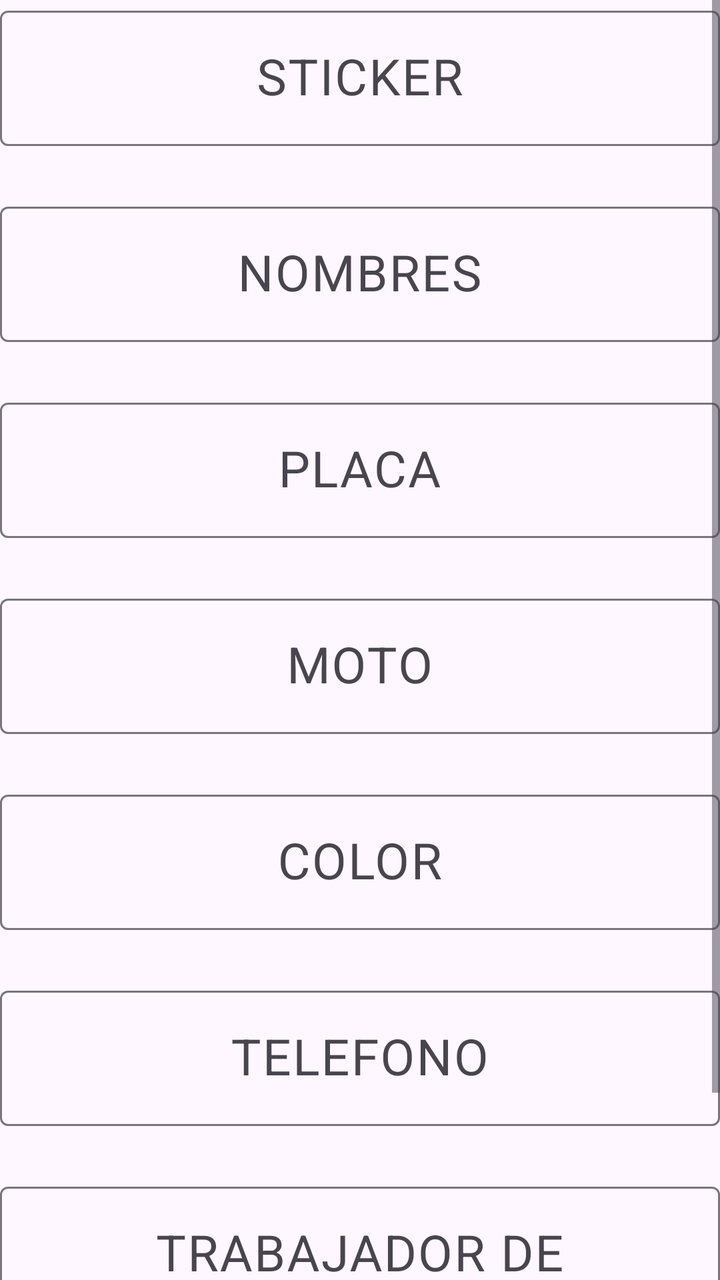
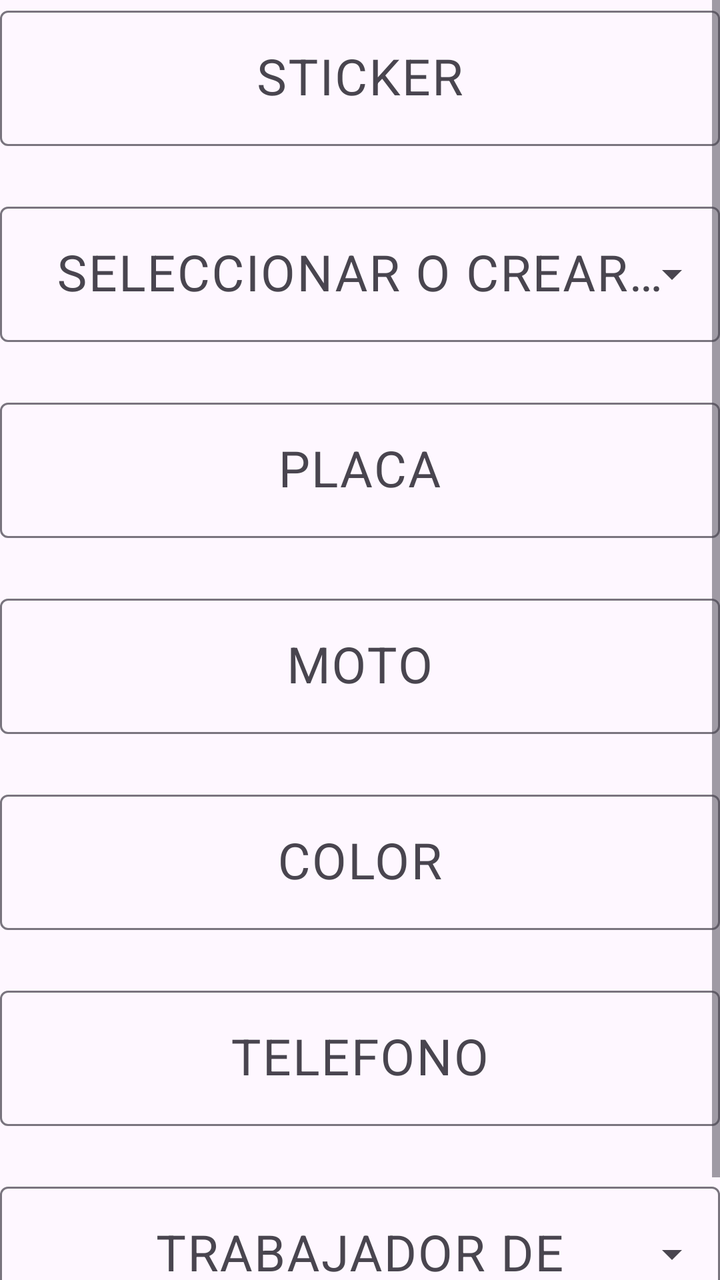

Screens rendered from an Android XML layout before and after an edit, with the pre-edit source and the edit as a unified diff.
<!-- AndroidManifest.xml: application theme Theme.MOTOS -->
<!-- res/layout/activity_crud_moto.xml -->
<?xml version="1.0" encoding="utf-8"?>
<androidx.constraintlayout.widget.ConstraintLayout xmlns:android="http://schemas.android.com/apk/res/android"
    xmlns:app="http://schemas.android.com/apk/res-auto"
    xmlns:tools="http://schemas.android.com/tools"
    android:id="@+id/main"
    android:layout_width="match_parent"
    android:layout_height="match_parent"
    android:layout_margin="25sp"
    android:fillViewport="true"
    tools:context=".CrudMotoActivity">

    <ScrollView
        android:layout_width="match_parent"
        android:layout_height="match_parent"
        android:fillViewport="true"
        app:layout_constraintEnd_toEndOf="parent"
        app:layout_constraintStart_toStartOf="parent"
        app:layout_constraintTop_toTopOf="parent">

        <LinearLayout

            android:layout_width="match_parent"
            android:layout_height="wrap_content"
            android:orientation="vertical">

            <com.google.android.material.textfield.TextInputLayout
                android:id="@+id/textInputLayout1"
                android:layout_width="match_parent"
                android:layout_height="wrap_content"
                app:layout_constraintEnd_toEndOf="parent"
                app:layout_constraintStart_toStartOf="parent"
                app:layout_constraintTop_toTopOf="parent">

                <com.google.android.material.textfield.TextInputEditText
                    android:id="@+id/txtSticker"
                    android:layout_width="match_parent"
                    android:layout_height="wrap_content"
                    android:gravity="center"
                    android:hint="STICKER"
                    android:inputType="text"
                    android:textSize="25sp" />

            </com.google.android.material.textfield.TextInputLayout>

            <com.google.android.material.textfield.TextInputLayout
                android:id="@+id/textInputLayout2"
                android:layout_width="match_parent"
                android:layout_height="wrap_content"
                android:layout_marginTop="25dp"
                app:layout_constraintEnd_toEndOf="parent"
                app:layout_constraintStart_toStartOf="parent"
                app:layout_constraintTop_toBottomOf="@+id/textInputLayout1">

                <com.google.android.material.textfield.TextInputEditText
                    android:id="@+id/txtNombres"
                    android:layout_width="match_parent"
                    android:layout_height="wrap_content"
                    android:gravity="center"
                    android:hint="NOMBRES"
                    android:inputType="text"
                    android:textSize="25sp" />

            </com.google.android.material.textfield.TextInputLayout>

            <com.google.android.material.textfield.TextInputLayout
                android:id="@+id/textInputLayout3"
                android:layout_width="match_parent"
                android:layout_height="wrap_content"
                android:layout_marginTop="25dp"
                app:layout_constraintEnd_toEndOf="parent"
                app:layout_constraintStart_toStartOf="parent"
                app:layout_constraintTop_toBottomOf="@+id/textInputLayout2">

                <com.google.android.material.textfield.TextInputEditText
                    android:id="@+id/txtPlaca"
                    android:layout_width="match_parent"
                    android:layout_height="wrap_content"
                    android:gravity="center"
                    android:hint="PLACA"
                    android:inputType="text"
                    android:textSize="25sp" />

            </com.google.android.material.textfield.TextInputLayout>

            <com.google.android.material.textfield.TextInputLayout
                android:id="@+id/textInputLayout4"
                android:layout_width="match_parent"
                android:layout_height="wrap_content"
                android:layout_marginTop="25dp"
                app:layout_constraintEnd_toEndOf="parent"
                app:layout_constraintStart_toStartOf="parent"
                app:layout_constraintTop_toBottomOf="@+id/textInputLayout3">

                <com.google.android.material.textfield.TextInputEditText
                    android:id="@+id/txtMoto"
                    android:layout_width="match_parent"
                    android:layout_height="wrap_content"
                    android:gravity="center"
                    android:hint="MOTO"
                    android:inputType="text"
                    android:textSize="25sp" />
            </com.google.android.material.textfield.TextInputLayout>

            <com.google.android.material.textfield.TextInputLayout
                android:id="@+id/textInputLayout5"
                android:layout_width="match_parent"
                android:layout_height="wrap_content"
                android:layout_marginTop="25dp"
                app:layout_constraintEnd_toEndOf="parent"
                app:layout_constraintStart_toStartOf="parent"
                app:layout_constraintTop_toBottomOf="@+id/textInputLayout4">

                <com.google.android.material.textfield.TextInputEditText
                    android:id="@+id/txtColor"
                    android:layout_width="match_parent"
                    android:layout_height="wrap_content"
                    android:gravity="center"
                    android:hint="COLOR"
                    android:inputType="text"
                    android:textSize="25sp" />
            </com.google.android.material.textfield.TextInputLayout>

            <com.google.android.material.textfield.TextInputLayout
                android:id="@+id/textInputLayout6"
                android:layout_width="match_parent"
                android:layout_height="wrap_content"
                android:layout_marginTop="25dp"
                app:layout_constraintEnd_toEndOf="parent"
                app:layout_constraintStart_toStartOf="parent"
                app:layout_constraintTop_toBottomOf="@+id/textInputLayout5">

                <com.google.android.material.textfield.TextInputEditText
                    android:id="@+id/txtTelefono"
                    android:layout_width="match_parent"
                    android:layout_height="wrap_content"
                    android:gravity="center"
                    android:hint="TELEFONO"
                    android:inputType="text"
                    android:textSize="25sp" />
            </com.google.android.material.textfield.TextInputLayout>

            <com.google.android.material.textfield.TextInputLayout
                android:id="@+id/textInputLayout7"
                android:layout_width="match_parent"
                android:layout_height="wrap_content"
                android:layout_marginTop="25dp"
                app:layout_constraintEnd_toEndOf="parent"
                app:layout_constraintStart_toStartOf="parent"
                app:layout_constraintTop_toBottomOf="@+id/textInputLayout6">

                <com.google.android.material.textfield.TextInputEditText
                    android:id="@+id/txtTrabajadorDe"
                    android:layout_width="match_parent"
                    android:layout_height="wrap_content"
                    android:gravity="center"
                    android:hint="TRABAJADOR DE"
                    android:inputType="text"
                    android:textSize="25sp" />
            </com.google.android.material.textfield.TextInputLayout>


            
            <androidx.constraintlayout.widget.ConstraintLayout
                android:layout_width="match_parent"
                android:layout_height="wrap_content"
                android:layout_marginTop="35dp"
                app:layout_constraintEnd_toEndOf="parent"
                app:layout_constraintStart_toStartOf="parent"
                app:layout_constraintTop_toBottomOf="@+id/textInputLayout7">

                
                <Button
                    android:id="@+id/btnCrear"
                    android:layout_width="wrap_content"
                    android:layout_height="wrap_content"
                    android:text="CREAR"
                    android:textSize="25sp"
                    android:visibility="gone"
                    app:layout_constraintBottom_toBottomOf="parent"
                    app:layout_constraintEnd_toEndOf="parent"
                    app:layout_constraintStart_toStartOf="parent"
                    app:layout_constraintTop_toTopOf="parent" />

                
                <Button
                    android:id="@+id/btnModificar"
                    android:layout_width="wrap_content"
                    android:layout_height="wrap_content"
                    android:text="EDITAR"
                    android:textSize="25sp"
                    android:visibility="visible"
                    app:layout_constraintBottom_toBottomOf="parent"
                    app:layout_constraintStart_toStartOf="parent"
                    app:layout_constraintTop_toTopOf="parent" />

                
                <Button
                    android:id="@+id/btnEliminar"
                    android:layout_width="wrap_content"
                    android:layout_height="wrap_content"
                    android:text="BORRAR"
                    android:textSize="25sp"
                    android:visibility="visible"
                    app:layout_constraintBottom_toBottomOf="parent"
                    app:layout_constraintEnd_toEndOf="parent"
                    app:layout_constraintTop_toTopOf="parent" />

            </androidx.constraintlayout.widget.ConstraintLayout>
        </LinearLayout>
    </ScrollView>
</androidx.constraintlayout.widget.ConstraintLayout>
<!-- resources referenced by this layout -->
<resources>
  <style name="Theme.MOTOS" parent="Base.Theme.MOTOS" />
  <style name="Base.Theme.MOTOS" parent="Theme.Material3.DayNight.NoActionBar">
          
          
      </style>
</resources>

<!-- the commit's change to res/layout/activity_crud_moto.xml (unified diff, before → after) -->
@@ -7,7 +7,7 @@
     android:layout_height="match_parent"
     android:layout_margin="25sp"
     android:fillViewport="true"
-    tools:context=".CrudMotoActivity">
+    tools:context=".ui.CrudMotoActivity">
 
     <ScrollView
         android:layout_width="match_parent"
@@ -49,18 +49,40 @@
                 android:layout_marginTop="25dp"
                 app:layout_constraintEnd_toEndOf="parent"
                 app:layout_constraintStart_toStartOf="parent"
-                app:layout_constraintTop_toBottomOf="@+id/textInputLayout1">
-
-                <com.google.android.material.textfield.TextInputEditText
+                app:layout_constraintTop_toBottomOf="@+id/textInputLayout1"
+                style="@style/Widget.Material3.TextInputLayout.OutlinedBox.ExposedDropdownMenu">
+
+                <AutoCompleteTextView
                     android:id="@+id/txtNombres"
                     android:layout_width="match_parent"
                     android:layout_height="wrap_content"
                     android:gravity="center"
-                    android:hint="NOMBRES"
-                    android:inputType="text"
-                    android:textSize="25sp" />
-
-            </com.google.android.material.textfield.TextInputLayout>
+                    android:hint="SELECCIONAR O CREAR NOMBRE"
+                    android:inputType="text"
+                    android:textSize="25sp"
+                    android:completionThreshold="1" />
+
+            </com.google.android.material.textfield.TextInputLayout>
+
+
+
+
+
+
+
+
+
+
+
+
+
+
+
+
+
+
+
+
 
             <com.google.android.material.textfield.TextInputLayout
                 android:id="@+id/textInputLayout3"
@@ -146,16 +168,19 @@
                 android:layout_marginTop="25dp"
                 app:layout_constraintEnd_toEndOf="parent"
                 app:layout_constraintStart_toStartOf="parent"
-                app:layout_constraintTop_toBottomOf="@+id/textInputLayout6">
-
-                <com.google.android.material.textfield.TextInputEditText
+                app:layout_constraintTop_toBottomOf="@+id/textInputLayout6"
+                style="@style/Widget.Material3.TextInputLayout.OutlinedBox.ExposedDropdownMenu">
+
+
+                <AutoCompleteTextView
                     android:id="@+id/txtTrabajadorDe"
                     android:layout_width="match_parent"
                     android:layout_height="wrap_content"
                     android:gravity="center"
                     android:hint="TRABAJADOR DE"
                     android:inputType="text"
-                    android:textSize="25sp" />
+                    android:textSize="25sp"
+                    android:completionThreshold="1" />
             </com.google.android.material.textfield.TextInputLayout>
 
 
@@ -188,7 +213,7 @@
                     android:layout_height="wrap_content"
                     android:text="EDITAR"
                     android:textSize="25sp"
-                    android:visibility="visible"
+                    android:visibility="gone"
                     app:layout_constraintBottom_toBottomOf="parent"
                     app:layout_constraintStart_toStartOf="parent"
                     app:layout_constraintTop_toTopOf="parent" />
@@ -200,7 +225,7 @@
                     android:layout_height="wrap_content"
                     android:text="BORRAR"
                     android:textSize="25sp"
-                    android:visibility="visible"
+                    android:visibility="gone"
                     app:layout_constraintBottom_toBottomOf="parent"
                     app:layout_constraintEnd_toEndOf="parent"
                     app:layout_constraintTop_toTopOf="parent" />
